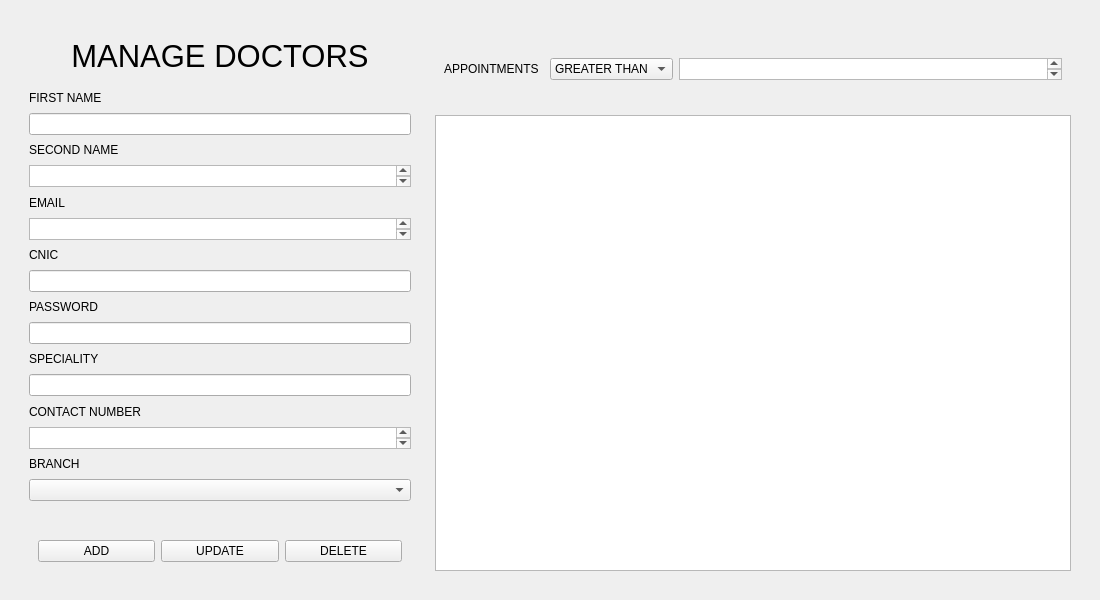
MZaidNaeem/hospital_management_system, file backend/ui/admin/admin_doctor_manage.ui: the form before one commit.
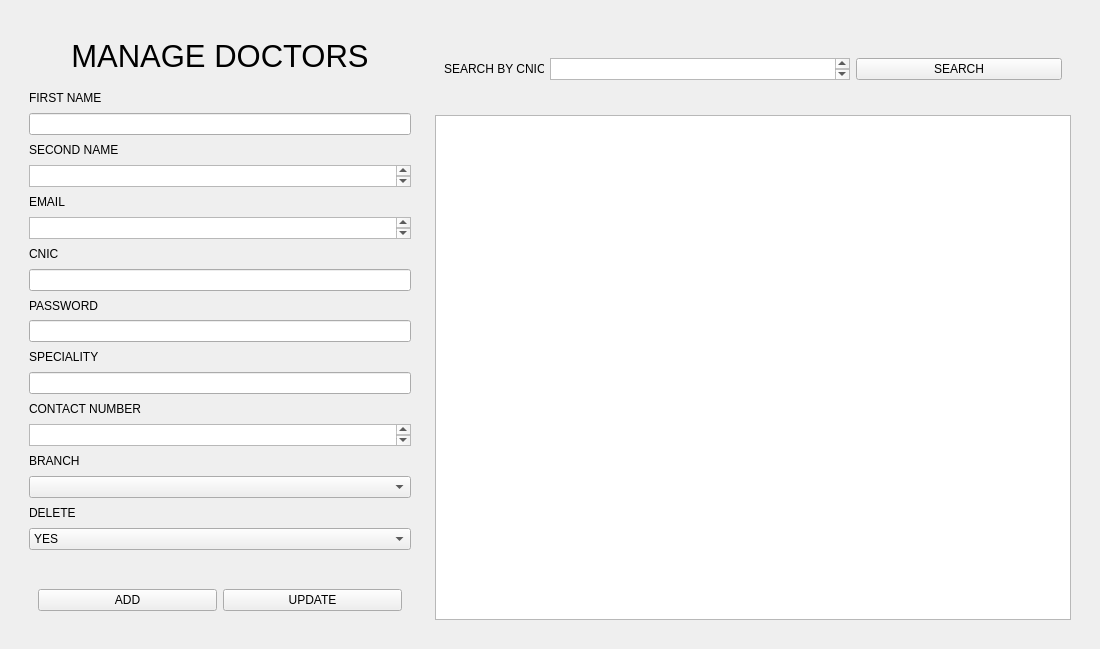
The form after the commit.

The edit to the form file:
```diff
--- a/backend/ui/admin/admin_doctor_manage.ui
+++ b/backend/ui/admin/admin_doctor_manage.ui
@@ -7,7 +7,7 @@
     <x>0</x>
     <y>0</y>
     <width>1100</width>
-    <height>600</height>
+    <height>649</height>
    </rect>
   </property>
   <property name="windowTitle">
@@ -160,6 +160,27 @@
            <item>
             <widget class="QComboBox" name="doctor_branch_dropbox"/>
            </item>
+           <item>
+            <widget class="QLabel" name="doctor_delete_label">
+             <property name="text">
+              <string>DELETE</string>
+             </property>
+            </widget>
+           </item>
+           <item>
+            <widget class="QComboBox" name="doctor_delete_dropbox">
+             <item>
+              <property name="text">
+               <string>YES</string>
+              </property>
+             </item>
+             <item>
+              <property name="text">
+               <string>NO</string>
+              </property>
+             </item>
+            </widget>
+           </item>
            <item>
             <widget class="QLabel" name="doctor_message_label">
              <property name="text">
@@ -192,13 +213,6 @@
                   </property>
                  </widget>
                 </item>
-                <item>
-                 <widget class="QPushButton" name="doctor_delete_button">
-                  <property name="text">
-                   <string>DELETE</string>
-                  </property>
-                 </widget>
-                </item>
                </layout>
               </item>
              </layout>
@@ -253,33 +267,19 @@
                   <height>0</height>
                  </size>
                 </property>
+                <property name="maximumSize">
+                 <size>
+                  <width>100</width>
+                  <height>16777215</height>
+                 </size>
+                </property>
                 <property name="text">
-                 <string>APPOINTMENTS</string>
+                 <string>SEARCH BY CNIC</string>
                 </property>
                </widget>
               </item>
               <item>
-               <widget class="QComboBox" name="doctor_appointment_dropbox">
-                <property name="minimumSize">
-                 <size>
-                  <width>120</width>
-                  <height>0</height>
-                 </size>
-                </property>
-                <item>
-                 <property name="text">
-                  <string>GREATER THAN</string>
-                 </property>
-                </item>
-                <item>
-                 <property name="text">
-                  <string>LESS THAN</string>
-                 </property>
-                </item>
-               </widget>
-              </item>
-              <item>
-               <widget class="QTextEdit" name="doctor_appointments_input">
+               <widget class="QTextEdit" name="doctor_search_input">
                 <property name="minimumSize">
                  <size>
                   <width>150</width>
@@ -288,12 +288,19 @@
                 </property>
                 <property name="maximumSize">
                  <size>
-                  <width>1000</width>
+                  <width>300</width>
                   <height>22</height>
                  </size>
                 </property>
                </widget>
               </item>
+              <item>
+               <widget class="QPushButton" name="doctor_search_button">
+                <property name="text">
+                 <string>SEARCH</string>
+                </property>
+               </widget>
+              </item>
              </layout>
             </item>
            </layout>
```
Left out of the diff: 2 changed lines with no effect on the pictures.
